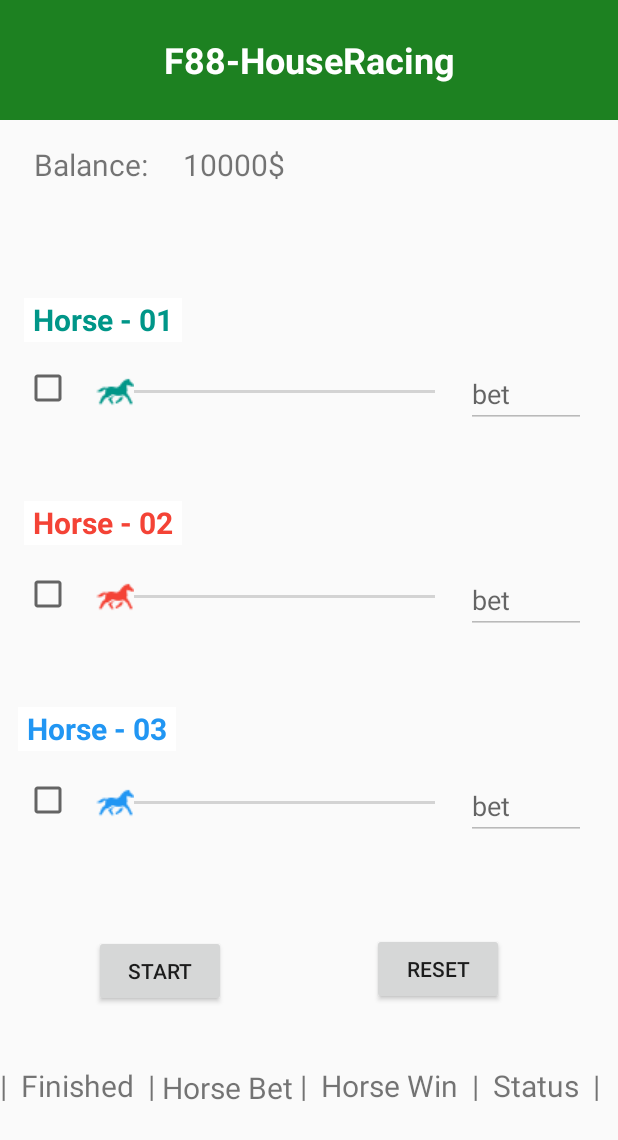
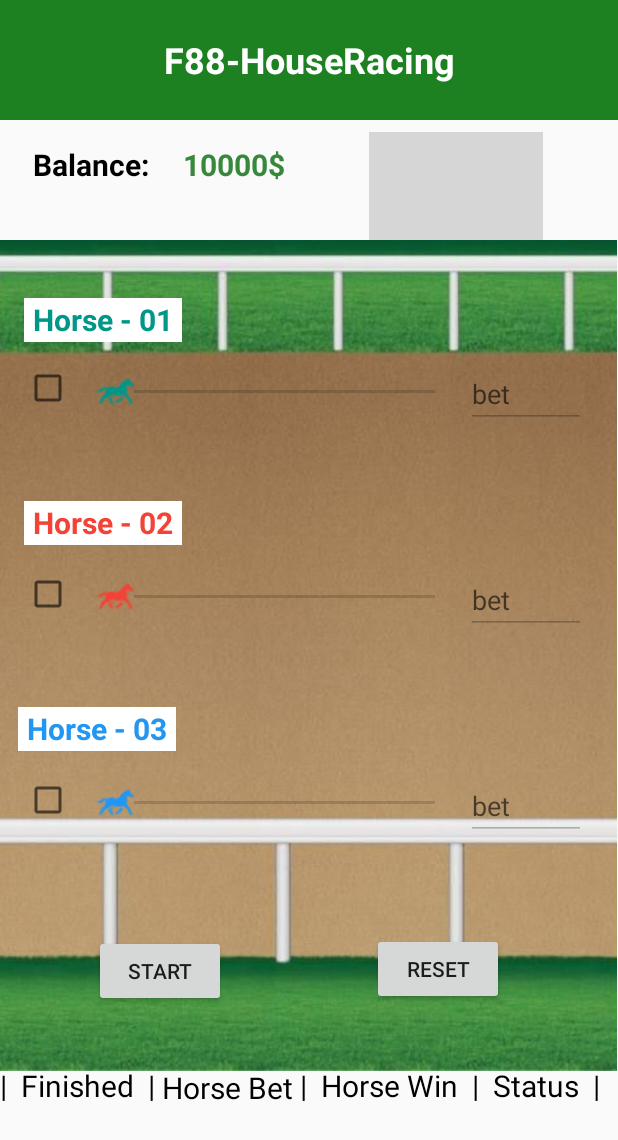
Before and after one commit to Bin-Euro/F88HorseRacing, an Android app: the MainActivity screen opened directly, with no data from a screen before it, on a phone screen of 412 x 824 dp. Shown: the top 1140 px of the screen. Run offline under Robolectric (Android 15) with nearby library versions, the phone set to English and light mode, and no system bars; grey boxes are pictures that could not be loaded.

Commit message:
flow basic

```diff
--- a/app/src/main/java/com/example/f88horseracing/MainActivity.java
+++ b/app/src/main/java/com/example/f88horseracing/MainActivity.java
@@ -125,7 +125,7 @@ public class MainActivity extends AppCompatActivity {
         Handler handler = new Handler();
         Random random = new Random();
 
-        final int ProgressStep = 3;
+        final int ProgressStep = 4;
 
         // Biến boolean để theo dõi hướng đi của SeekBar
 
@@ -194,7 +194,7 @@ public class MainActivity extends AppCompatActivity {
                     }
                 }
                 if (!raceOver) {
-                    handler.postDelayed(this, 20);
+                    handler.postDelayed(this, 50);
                 }
             }
         };
--- a/app/src/main/res/layout/activity_main.xml
+++ b/app/src/main/res/layout/activity_main.xml
@@ -7,13 +7,34 @@
     android:layout_height="match_parent"
     tools:context=".MainActivity">
 
+    <ImageView
+        android:id="@+id/bg2"
+        android:layout_width="116dp"
+        android:layout_height="72dp"
+        android:layout_marginStart="56dp"
+        android:layout_marginTop="88dp"
+        android:scaleType="centerCrop"
+        android:src="@drawable/bet_logo"
+        app:layout_constraintStart_toEndOf="@+id/balanceAmountTextView"
+        app:layout_constraintTop_toTopOf="parent" />
+
+    <ImageView
+        android:id="@+id/bg"
+        android:layout_width="411dp"
+        android:layout_height="554dp"
+        android:layout_marginTop="160dp"
+        android:scaleType="centerCrop"
+        android:src="@drawable/bg"
+        app:layout_constraintTop_toTopOf="parent"
+        tools:layout_editor_absoluteX="0dp" />
+
     <TextView
         android:id="@+id/titleTextView"
         android:layout_width="match_parent"
         android:layout_height="80dp"
         android:background="#1D8121"
+        android:gravity="center"
         android:text="F88-HouseRacing"
-        android:gravity="center"
         android:textColor="#FFFFFF"
         android:textSize="24sp"
         android:textStyle="bold"
@@ -22,7 +43,6 @@
         app:layout_constraintStart_toStartOf="parent"
         app:layout_constraintTop_toTopOf="parent"
         tools:ignore="HardcodedText" />
-
     <SeekBar
         android:id="@+id/seekBar1"
         android:layout_width="245dp"
@@ -50,9 +70,10 @@
         android:layout_height="wrap_content"
         android:layout_marginTop="160dp"
         android:layout_marginEnd="16dp"
+        android:enabled="false"
         android:hint="bet"
         android:inputType="number"
-        android:enabled="false"
+        android:textColor="#FFFFFF"
         app:layout_constraintEnd_toEndOf="parent"
         app:layout_constraintStart_toEndOf="@+id/seekBar1"
         app:layout_constraintTop_toBottomOf="@+id/titleTextView"
@@ -84,9 +105,9 @@
         android:layout_height="wrap_content"
         android:layout_marginTop="92dp"
         android:layout_marginEnd="16dp"
+        android:enabled="false"
         android:hint="bet"
         android:inputType="number"
-        android:enabled="false"
         app:layout_constraintEnd_toEndOf="parent"
         app:layout_constraintStart_toEndOf="@+id/seekBar2"
         app:layout_constraintTop_toBottomOf="@+id/editText1"
@@ -119,9 +140,9 @@
         android:layout_height="wrap_content"
         android:layout_marginTop="92dp"
         android:layout_marginEnd="16dp"
+        android:enabled="false"
         android:hint="bet"
         android:inputType="number"
-        android:enabled="false"
         app:layout_constraintEnd_toEndOf="parent"
         app:layout_constraintStart_toEndOf="@+id/seekBar3"
         app:layout_constraintTop_toBottomOf="@+id/editText2"
@@ -159,7 +180,9 @@
         android:layout_marginTop="16dp"
         android:text="Balance: "
         android:textAlignment="center"
+        android:textColor="#000000"
         android:textSize="20sp"
+        android:textStyle="bold"
         app:layout_constraintStart_toStartOf="parent"
         app:layout_constraintTop_toBottomOf="@id/titleTextView"
         tools:ignore="HardcodedText" />
@@ -172,7 +195,9 @@
         android:layout_marginEnd="52dp"
         android:text="10000$"
         android:textAlignment="viewStart"
+        android:textColor="#38883B"
         android:textSize="20sp"
+        android:textStyle="bold"
         app:layout_constraintEnd_toEndOf="parent"
         app:layout_constraintHorizontal_bias="0.071"
         app:layout_constraintStart_toEndOf="@id/balanceTextView"
@@ -244,6 +269,7 @@
         android:layout_height="wrap_content"
         android:layout_marginBottom="1dp"
         android:text="|  Finished  |"
+        android:textColor="#000000"
         android:textSize="20sp"
         app:layout_constraintBottom_toTopOf="@+id/betListView"
         app:layout_constraintStart_toStartOf="parent"
@@ -255,6 +281,7 @@
         android:layout_height="wrap_content"
         android:layout_marginBottom="1dp"
         android:text="|  Horse Win  |"
+        android:textColor="#000000"
         android:textSize="20sp"
         app:layout_constraintBottom_toTopOf="@+id/betListView"
         app:layout_constraintStart_toEndOf="@+id/textView2"
@@ -266,6 +293,7 @@
         android:layout_height="wrap_content"
         android:layout_marginBottom="1dp"
         android:text="  Status  |"
+        android:textColor="#000000"
         android:textSize="20sp"
         app:layout_constraintBottom_toTopOf="@+id/betListView"
         app:layout_constraintStart_toEndOf="@+id/textView9"
@@ -277,6 +305,7 @@
         android:layout_height="wrap_content"
         android:layout_marginTop="40dp"
         android:text=" Horse Bet "
+        android:textColor="#000000"
         android:textSize="20sp"
         app:layout_constraintStart_toEndOf="@+id/textView8"
         app:layout_constraintTop_toBottomOf="@+id/startButton"
--- a/app/src/main/res/layout/activity_winner.xml
+++ b/app/src/main/res/layout/activity_winner.xml
@@ -54,4 +54,9 @@
         android:layout_gravity="center_horizontal"
         android:layout_marginTop="16dp"/>
 
+    <VideoView
+        android:id="@+id/videoView"
+        android:layout_width="match_parent"
+        android:layout_height="163dp" />
+
 </LinearLayout>
--- a/app/src/main/res/layout/popup_dialog.xml
+++ b/app/src/main/res/layout/popup_dialog.xml
@@ -38,7 +38,8 @@
                     android:layout_width="wrap_content"
                     android:layout_height="wrap_content"
                     android:text="Winning horse:"
-                    android:textAppearance="?android:attr/textAppearanceMedium" />
+                    android:textAppearance="?android:attr/textAppearanceMedium"
+                    android:textColor="#000000" />
 
                 <TextView
                     android:id="@+id/wining_horse"
@@ -67,6 +68,7 @@
                     android:layout_height="wrap_content"
                     android:text="Your bet:"
                     android:textAppearance="?android:attr/textAppearanceMedium"
+                    android:textColor="#000000"
                     android:textSize="10dp" />
 
                 <TextView
```
Also changed, not shown: app/src/main/res/drawable/bg.jpg (added).
